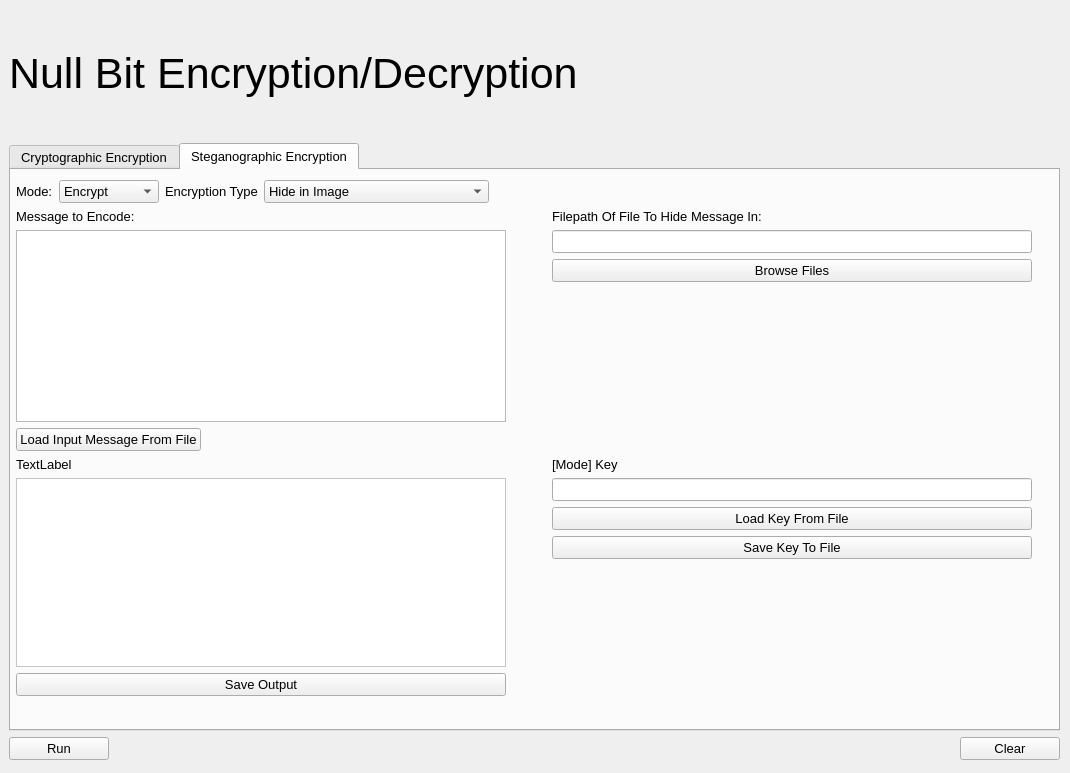
This is UI/Null_Bit.ui in vipersniper0501/Null_Bit as Qt 5 draws it before an edit. The edited form follows.
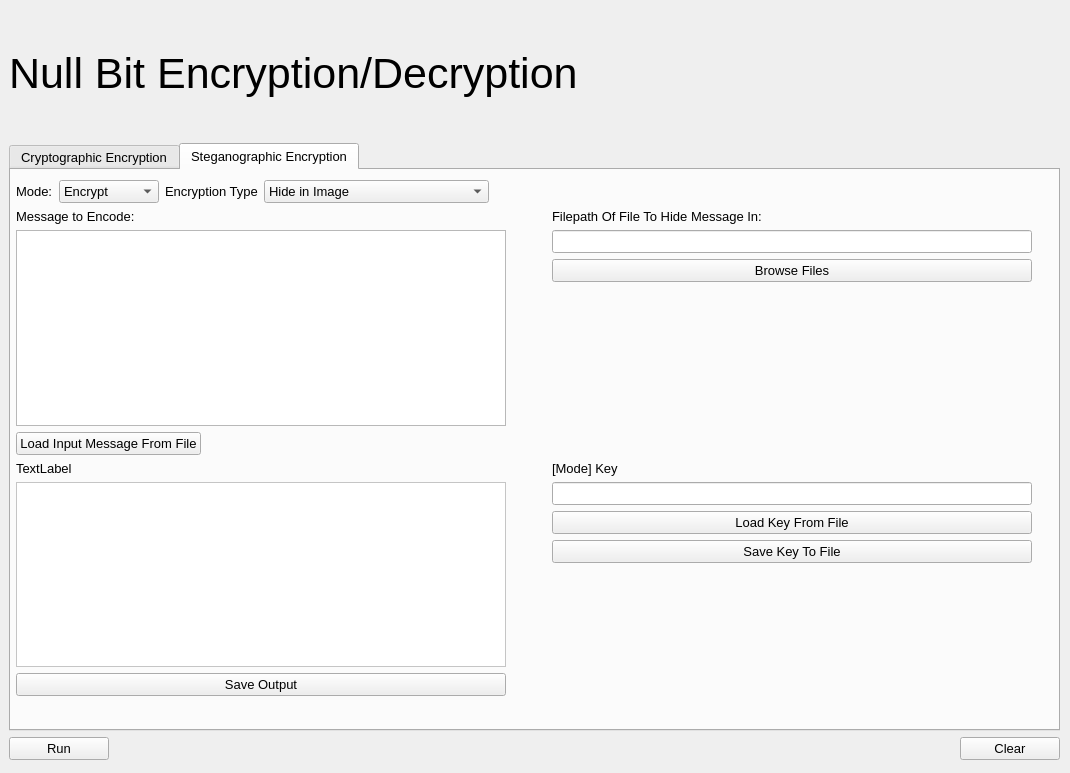
This is the edited form. The open tabs and pages were chosen to show the change.

```diff
--- a/UI/Null_Bit.ui
+++ b/UI/Null_Bit.ui
@@ -506,11 +506,17 @@
               <item>
                <widget class="QLabel" name="Stego_Picture">
                 <property name="sizePolicy">
-                 <sizepolicy hsizetype="Preferred" vsizetype="Expanding">
+                 <sizepolicy hsizetype="Fixed" vsizetype="Fixed">
                   <horstretch>0</horstretch>
                   <verstretch>0</verstretch>
                  </sizepolicy>
                 </property>
+                <property name="minimumSize">
+                 <size>
+                  <width>475</width>
+                  <height>167</height>
+                 </size>
+                </property>
                 <property name="text">
                  <string/>
                 </property>
@@ -565,6 +571,9 @@
                 <property name="text">
                  <string/>
                 </property>
+                <property name="alignment">
+                 <set>Qt::AlignLeading|Qt::AlignLeft|Qt::AlignTop</set>
+                </property>
                 <property name="textInteractionFlags">
                  <set>Qt::LinksAccessibleByMouse|Qt::TextSelectableByKeyboard|Qt::TextSelectableByMouse</set>
                 </property>
```
Left out of the diff: 5 changed lines with no effect on the pictures.
